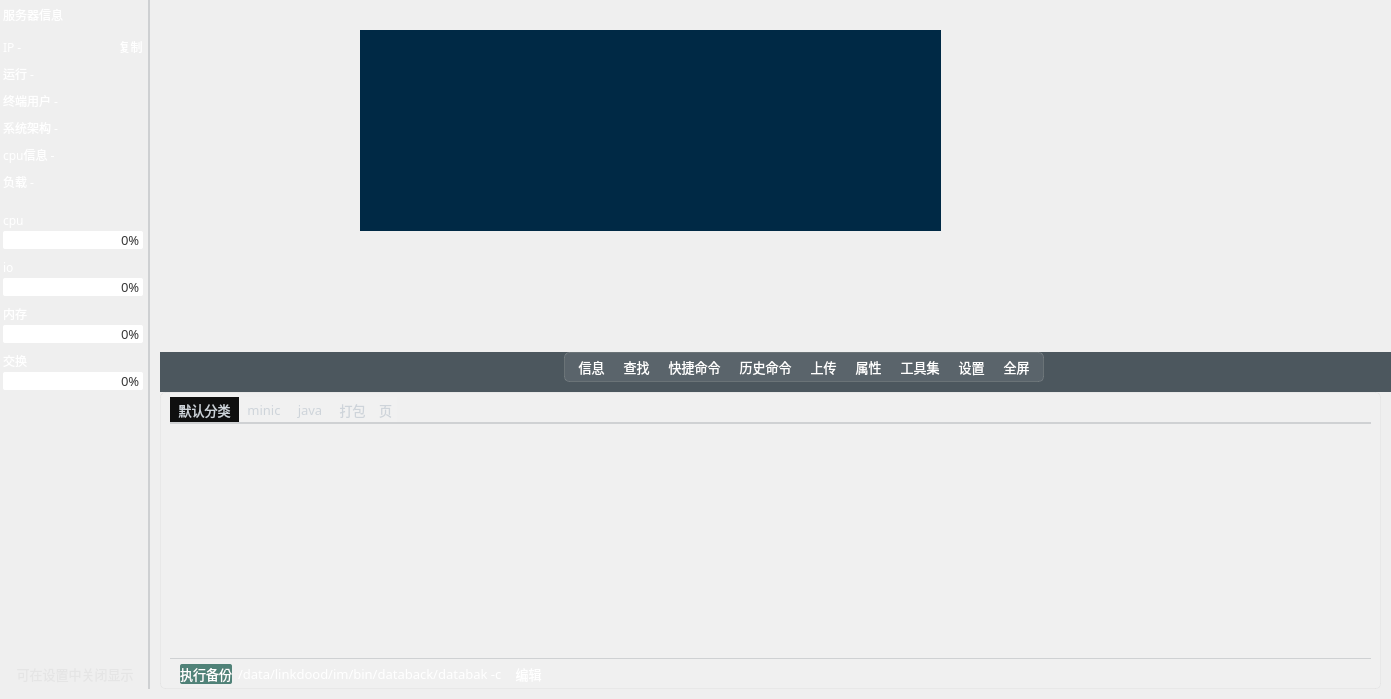
Before: the Qt Designer form Fdog-Kit/module_ssh/sshwidget.ui in HuaGouFdog/Fdog-Kit, drawn with Qt 5.
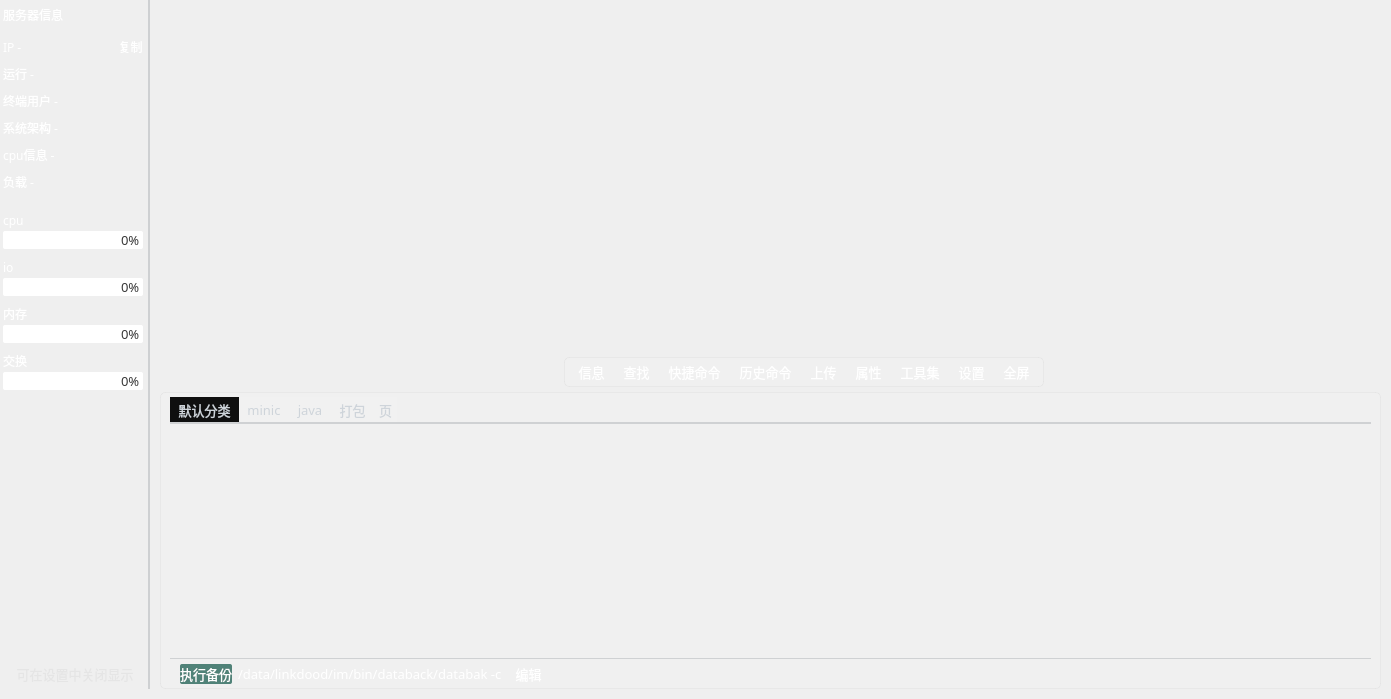
After: the same form once the commit is applied. Icons and pictures are not drawn.

Commit message: 优化调整内部组件大小异常清空

What changed in the file:
```diff
--- a/Fdog-Kit/module_ssh/sshwidget.ui
+++ b/Fdog-Kit/module_ssh/sshwidget.ui
@@ -1237,7 +1237,7 @@
                        </property>
                        <property name="styleSheet">
                         <string notr="true">QPlainTextEdit{
-	background-color: rgba(0, 41, 69, 255);
+	background-color: rgba(0, 41, 69, 0);
 	font: 57 12pt &quot;Maple Mono NF CN Medium&quot;;
 	border: none;
 	padding-top:0px;
@@ -1408,7 +1408,7 @@
                </property>
                <property name="styleSheet">
                 <string notr="true">#widget_toolbar{
-background-color: rgba(30, 45, 54, 200);
+background-color: rgba(30, 45, 54, 0);
 	/*background-color: rgb(164, 216, 255);*/
 border-bottom:0px solid rgb(108, 117, 125, 65); 
 }
@@ -1428,7 +1428,7 @@
                  <number>0</number>
                 </property>
                 <property name="bottomMargin">
-                 <number>10</number>
+                 <number>0</number>
                 </property>
                 <item>
                  <spacer name="horizontalSpacer_2">
```
Left out of the diff: 5 changed lines with no effect on the pictures. The commit also changes 2 other files.
